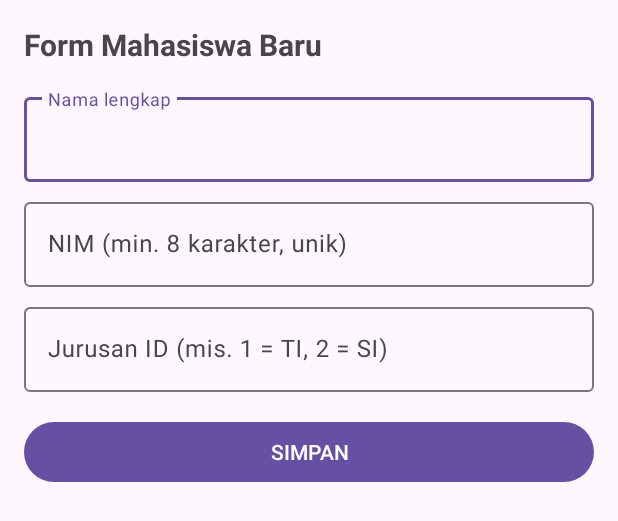
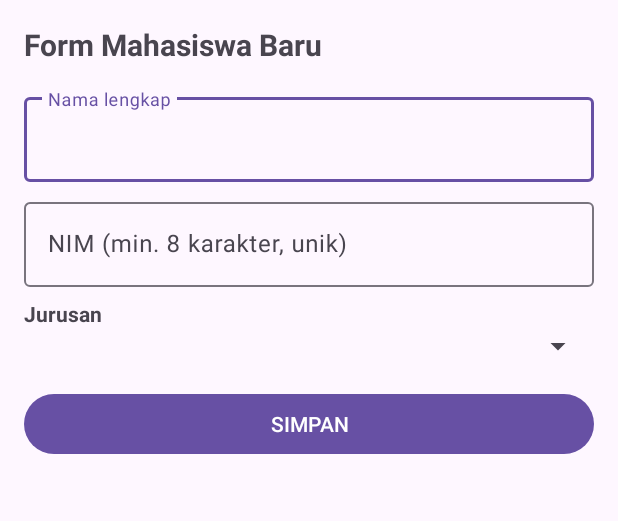
Before and after one commit to kevinn-hub/PDCS-AndroidStudio, an Android app: the layout activity_tambah_mahasiswa.xml on its own in the app's theme, with its tools: preview values and no code run, on a phone screen of 412 x 824 dp. Shown: the top 521 px of the screen. Run offline under Robolectric (Android 15) with nearby library versions, the phone set to English and light mode, and no system bars.

Commit message:
mengubah etjurusanid menjadi spinner

```diff
--- a/app/src/main/res/layout/activity_tambah_mahasiswa.xml
+++ b/app/src/main/res/layout/activity_tambah_mahasiswa.xml
@@ -40,19 +40,17 @@
             android:singleLine="true" />
     </com.google.android.material.textfield.TextInputLayout>
 
-    <com.google.android.material.textfield.TextInputLayout
-        android:layout_width="match_parent"
+    <TextView
+        android:layout_width="wrap_content"
         android:layout_height="wrap_content"
         android:layout_marginTop="8dp"
-        android:hint="Jurusan ID (mis. 1 = TI, 2 = SI)">
+        android:text="Jurusan"
+        android:textStyle="bold" />
 
-        <com.google.android.material.textfield.TextInputEditText
-            android:id="@+id/etJurusanId"
-            android:layout_width="match_parent"
-            android:layout_height="wrap_content"
-            android:inputType="number"
-            android:singleLine="true" />
-    </com.google.android.material.textfield.TextInputLayout>
+    <Spinner
+        android:id="@+id/spinnerJurusan"
+        android:layout_width="match_parent"
+        android:layout_height="wrap_content" />
 
     <Button
         android:id="@+id/btnSimpan"
```
